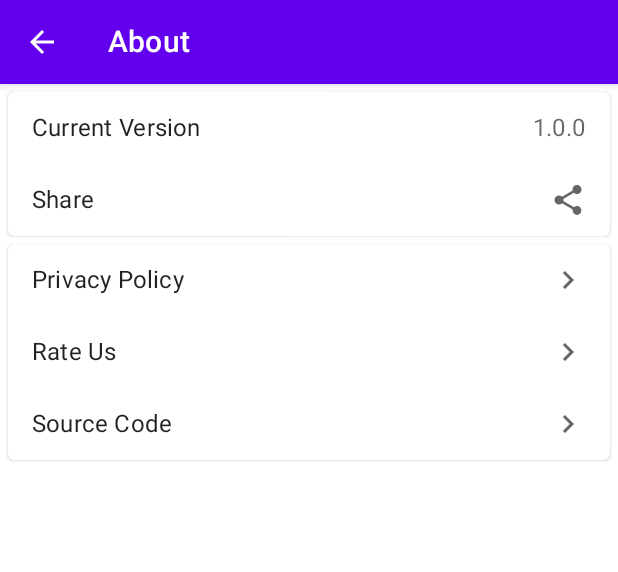
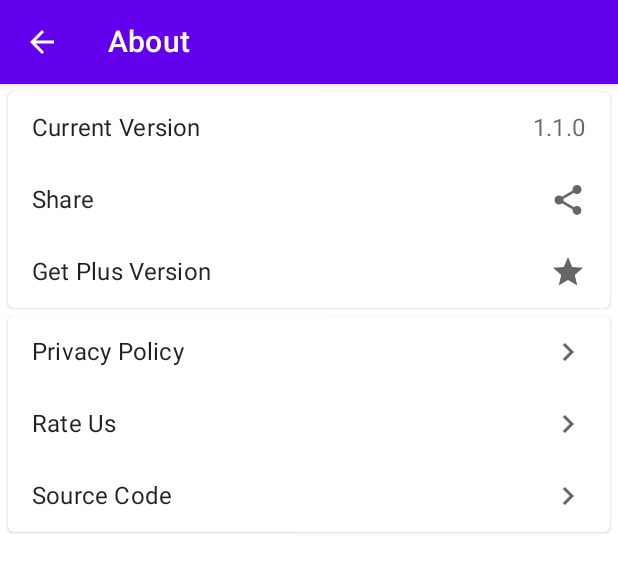
Before and after one commit to BLumia/pineapple-lock-screen, an Android app built with Jetpack Compose: the @Preview function AboutScreenPreview, on a phone screen of 412 x 824 dp. Shown: the top 572 px of the screen. Run offline under Robolectric (Android 15) with nearby library versions, the phone set to English and light mode, and no system bars.

Commit message:
bump version to 1.1.0 (3)

```diff
--- a/app/src/main/AndroidManifest.xml
+++ b/app/src/main/AndroidManifest.xml
@@ -67,7 +67,7 @@
         </activity>
         <receiver
             android:name=".glancewidget.FirstGlanceWidgetReceiver"
-            android:enabled="@bool/glance_appwidget_available"
+            android:enabled="@bool/supportAppWidget"
             android:label="@string/app_widget_name"
             android:exported="false">
             <intent-filter>
--- a/app/src/main/java/net/blumia/pineapple/lockscreen/ui/about/AboutScreen.kt
+++ b/app/src/main/java/net/blumia/pineapple/lockscreen/ui/about/AboutScreen.kt
@@ -7,6 +7,7 @@ import androidx.compose.material.icons.Icons
 import androidx.compose.material.icons.filled.ArrowBack
 import androidx.compose.material.icons.filled.KeyboardArrowRight
 import androidx.compose.material.icons.filled.Share
+import androidx.compose.material.icons.filled.Star
 import androidx.compose.runtime.Composable
 import androidx.compose.runtime.CompositionLocalProvider
 import androidx.compose.ui.Alignment
@@ -15,6 +16,7 @@ import androidx.compose.ui.graphics.vector.ImageVector
 import androidx.compose.ui.res.stringResource
 import androidx.compose.ui.tooling.preview.Preview
 import androidx.compose.ui.unit.dp
+import net.blumia.pineapple.lockscreen.BuildConfig
 import net.blumia.pineapple.lockscreen.R
 
 
@@ -72,6 +74,7 @@ fun AboutScreen(
     onPrivacyPolicyBtnClicked: () -> Unit = {},
     onRateUsBtnClicked: () -> Unit = {},
     onShareBtnClicked: () -> Unit = {},
+    onGetPlusVersionBtnClicked: () -> Unit = {},
     onSourceCodeBtnClicked: () -> Unit = {},
 ) {
     Scaffold(
@@ -94,7 +97,7 @@ fun AboutScreen(
             ) {
                 Column() {
                     ListItem(trailing = {
-                        MutedText(text = net.blumia.pineapple.lockscreen.BuildConfig.VERSION_NAME)
+                        MutedText(text = BuildConfig.VERSION_NAME)
                     }) {
                         Text(stringResource(id = R.string.current_version))
                     }
@@ -104,6 +107,15 @@ fun AboutScreen(
                         trailing = { MutedIcon(Icons.Default.Share) },
                     ) {
                         Text(stringResource(id = R.string.share))
+                    }
+
+                    if (BuildConfig.PROMOTE_PLUS_VERSION) {
+                        ListItem(
+                            modifier = Modifier.clickable { onGetPlusVersionBtnClicked() },
+                            trailing = { MutedIcon(Icons.Default.Star) },
+                        ) {
+                            Text(stringResource(id = R.string.get_plus_version))
+                        }
                     }
                 }
             }
--- a/app/src/main/res/values/strings.xml
+++ b/app/src/main/res/values/strings.xml
@@ -39,4 +39,5 @@
     <string name="app_widget_description">Resizable widget for locking screen</string>
     <string name="loading_widget">Loading</string>
     <string name="app_widget_name">Lock Screen Widget</string>
+    <string name="get_plus_version">Get Plus Version</string>
 </resources>
```
Also changed, not shown: app/build.gradle (+9 -3 lines), app/src/main/java/net/blumia/pineapple/lockscreen/ui/NavGraph.kt (+7 -0 lines), 1 other file.
